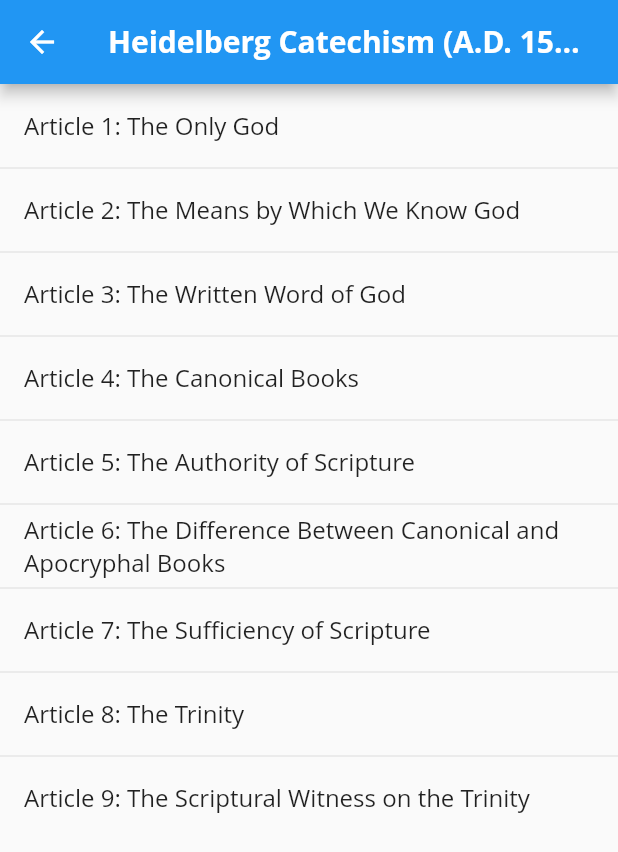
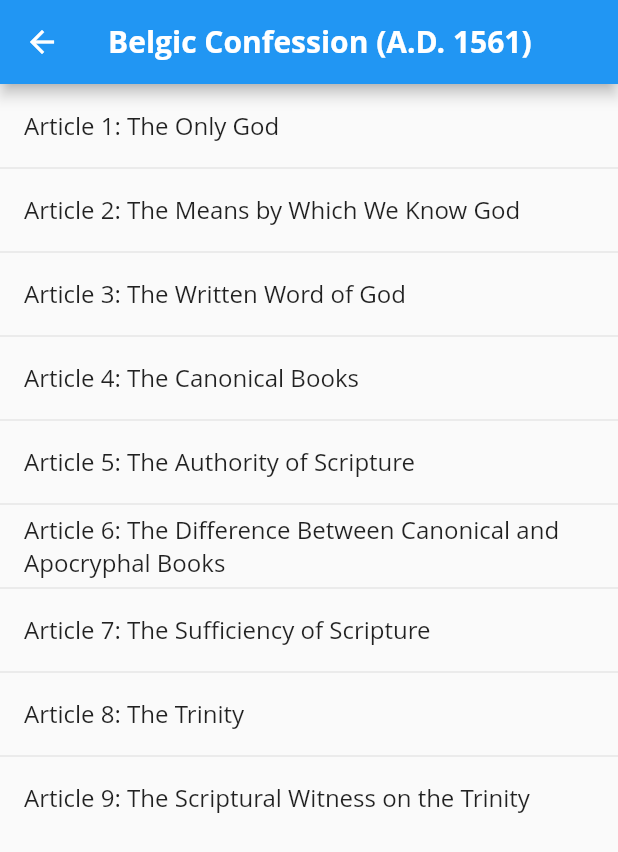
Before and after one commit to json469/sound_doctrine, a Flutter app: the BelgicPage screen opened directly, on a phone screen of 412 x 824 dp. Shown: the top 852 px of the screen. Run offline on Flutter 3.47's test engine with Material 2 defaults, Android fonts, the phone set to English and light mode, and no system bars; our stand-ins replace sticky_headers.

Commit message:
Fix Belgic Page title error

```diff
--- a/lib/belgic_confession/belgic_page.dart
+++ b/lib/belgic_confession/belgic_page.dart
@@ -8,7 +8,7 @@ class BelgicPage extends StatelessWidget {
   Widget build(BuildContext context) {
     return Scaffold(
       appBar: AppBar(
-        title: Text('Heidelberg Catechism (A.D. 1576)',
+        title: Text('Belgic Confession (A.D. 1561)',
             style: Theme.of(context).textTheme.title),
       ),
       body: ListView.separated(
```
